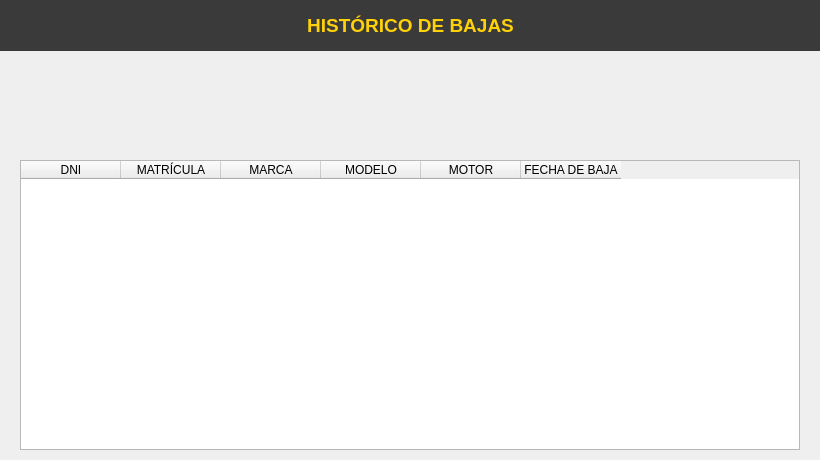
LazaroDeTormes/vazquezgonzalez, file views/dlgHistorico.ui: the form before one commit.
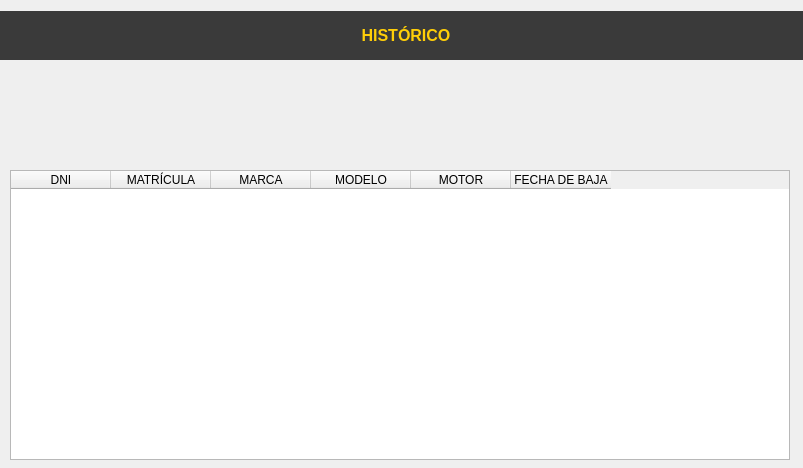
The form after the commit. Icons and pictures are not drawn.

Commit message:
nonetype object has no atributte.
en los cálculos de precios

What changed in the file:
```diff
--- a/views/dlgHistorico.ui
+++ b/views/dlgHistorico.ui
@@ -6,8 +6,8 @@
    <rect>
     <x>0</x>
     <y>0</y>
-    <width>820</width>
-    <height>460</height>
+    <width>803</width>
+    <height>468</height>
    </rect>
   </property>
   <property name="windowTitle">
@@ -19,8 +19,8 @@
    </property>
    <property name="geometry">
     <rect>
-     <x>20</x>
-     <y>160</y>
+     <x>10</x>
+     <y>170</y>
      <width>780</width>
      <height>290</height>
     </rect>
@@ -74,40 +74,13 @@
     </property>
    </column>
   </widget>
-  <widget class="QLabel" name="label">
-   <property name="geometry">
-    <rect>
-     <x>0</x>
-     <y>0</y>
-     <width>821</width>
-     <height>51</height>
-    </rect>
-   </property>
-   <property name="font">
-    <font>
-     <pointsize>14</pointsize>
-     <weight>75</weight>
-     <bold>true</bold>
-    </font>
-   </property>
-   <property name="styleSheet">
-    <string notr="true">color: rgb(255, 209, 8);
-background-color: rgb(58, 58, 58);</string>
-   </property>
-   <property name="text">
-    <string>HISTÓRICO DE BAJAS</string>
-   </property>
-   <property name="alignment">
-    <set>Qt::AlignCenter</set>
-   </property>
-  </widget>
   <widget class="QLabel" name="label_2">
    <property name="geometry">
     <rect>
-     <x>50</x>
-     <y>50</y>
+     <x>30</x>
+     <y>70</y>
      <width>241</width>
-     <height>101</height>
+     <height>91</height>
     </rect>
    </property>
    <property name="text">
@@ -123,10 +96,10 @@
   <widget class="QLabel" name="label_3">
    <property name="geometry">
     <rect>
-     <x>336</x>
+     <x>320</x>
      <y>60</y>
      <width>171</width>
-     <height>91</height>
+     <height>101</height>
     </rect>
    </property>
    <property name="text">
@@ -143,7 +116,7 @@
    <property name="geometry">
     <rect>
      <x>550</x>
-     <y>60</y>
+     <y>70</y>
      <width>221</width>
      <height>91</height>
     </rect>
@@ -158,6 +131,101 @@
     <bool>true</bool>
    </property>
   </widget>
+  <widget class="QWidget" name="layoutWidget_4">
+   <property name="geometry">
+    <rect>
+     <x>0</x>
+     <y>10</y>
+     <width>811</width>
+     <height>51</height>
+    </rect>
+   </property>
+   <layout class="QHBoxLayout" name="horizontalLayout_11">
+    <property name="spacing">
+     <number>0</number>
+    </property>
+    <item>
+     <widget class="QLabel" name="label_19">
+      <property name="maximumSize">
+       <size>
+        <width>330</width>
+        <height>49</height>
+       </size>
+      </property>
+      <property name="styleSheet">
+       <string notr="true">background-color: rgb(58, 58, 58);</string>
+      </property>
+      <property name="text">
+       <string/>
+      </property>
+      <property name="pixmap">
+       <pixmap>../img/decoraciones/llamaradas.png</pixmap>
+      </property>
+      <property name="scaledContents">
+       <bool>true</bool>
+      </property>
+     </widget>
+    </item>
+    <item>
+     <widget class="QLabel" name="lblDatos">
+      <property name="minimumSize">
+       <size>
+        <width>150</width>
+        <height>20</height>
+       </size>
+      </property>
+      <property name="maximumSize">
+       <size>
+        <width>270</width>
+        <height>49</height>
+       </size>
+      </property>
+      <property name="font">
+       <font>
+        <pointsize>12</pointsize>
+        <weight>75</weight>
+        <bold>true</bold>
+       </font>
+      </property>
+      <property name="styleSheet">
+       <string notr="true">color: rgb(255, 206, 8);
+background-color: rgb(58, 58, 58);</string>
+      </property>
+      <property name="frameShape">
+       <enum>QFrame::NoFrame</enum>
+      </property>
+      <property name="text">
+       <string>HISTÓRICO</string>
+      </property>
+      <property name="alignment">
+       <set>Qt::AlignCenter</set>
+      </property>
+     </widget>
+    </item>
+    <item>
+     <widget class="QLabel" name="label_20">
+      <property name="maximumSize">
+       <size>
+        <width>330</width>
+        <height>49</height>
+       </size>
+      </property>
+      <property name="styleSheet">
+       <string notr="true">background-color: rgb(58, 58, 58);</string>
+      </property>
+      <property name="text">
+       <string/>
+      </property>
+      <property name="pixmap">
+       <pixmap>../img/decoraciones/llamaradas2.png</pixmap>
+      </property>
+      <property name="scaledContents">
+       <bool>true</bool>
+      </property>
+     </widget>
+    </item>
+   </layout>
+  </widget>
  </widget>
  <resources/>
  <connections/>
```
Left out of the diff: 6 changed lines with no effect on the pictures. The commit also changes 2 other files.
